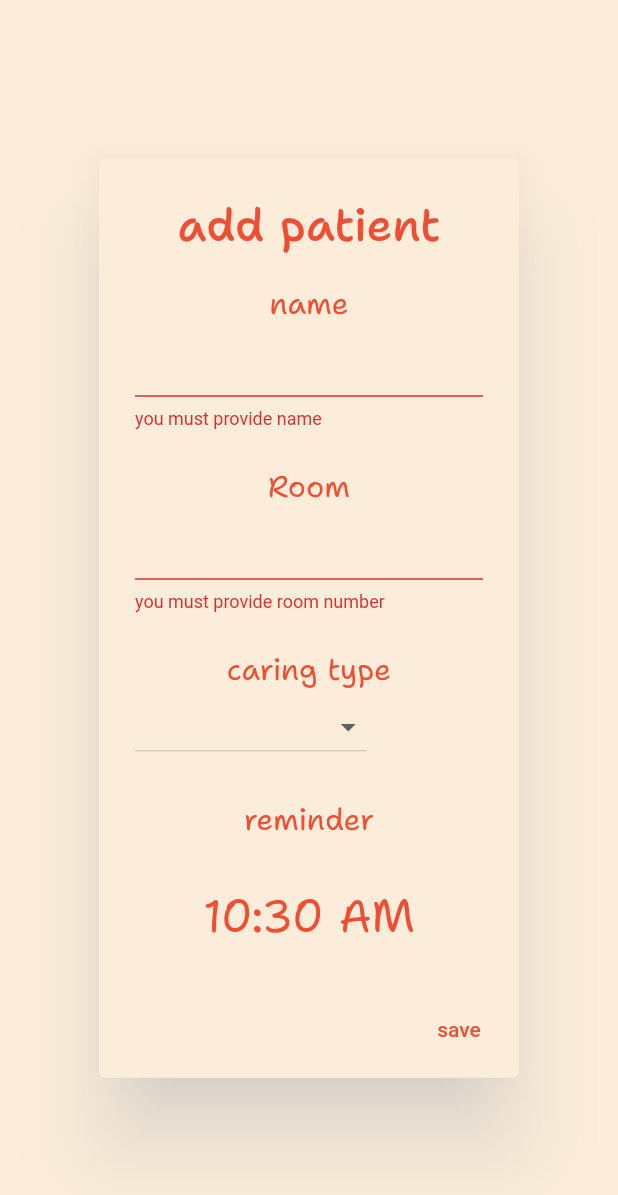
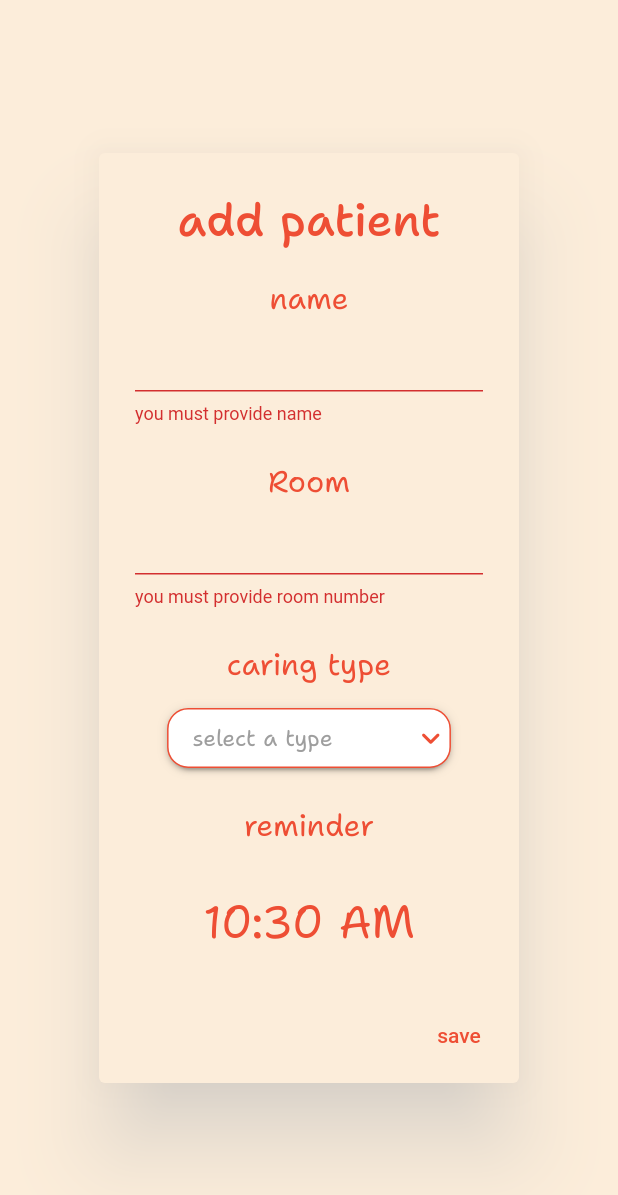
Before and after one commit to Hayan47/Nurse-App, a Flutter app: the AddPatient widget shown alone on an empty page, opened directly, on a phone screen of 412 x 824 dp. Shown: the top 1195 px of the screen. Run offline on Flutter 3.47's test engine with Material 2 defaults, Android fonts, the phone set to English and light mode, and no system bars; drawn by our look-alikes of dropdown_button2; our stand-ins replace equatable, expandable_text, flutter_local_notifications, flutter_native_timezone, get, get_storage and 4 more; accounts and stored records are empty.

Commit message:
save theme + edit dropdown button

```diff
--- a/lib/sevices/localization.dart
+++ b/lib/sevices/localization.dart
@@ -28,7 +28,7 @@ class Localization extends Translations {
           'validate2': 'you must provide room number',
           'start': 'Start Adding Patients !',
           'room': 'Room',
-          'care': '@care',
+          'select': 'select a type',
         },
         'ar': {
           "welocme": "اهلا بك في تطبيق الممرض",
@@ -55,7 +55,7 @@ class Localization extends Translations {
           'validate2': 'يجب اضافة رقم غرفة',
           'start': 'ابدأ باضافة المرضى !',
           'room': 'غرفة',
-          'care': '@care',
+          'select': 'اختر نوعا',
         },
         'fr': {
           "welocme": "bienvenue dans application infirmiere",
@@ -82,7 +82,7 @@ class Localization extends Translations {
           'validate2': 'vous devez fournir le numéro de chambre',
           'start': 'Commencez à ajouter des patients !',
           'room': 'Chambre',
-          'care': '@care',
+          'select': 'selectionnez un type',
         }
       };
 }
--- a/lib/sevices/notifications.dart
+++ b/lib/sevices/notifications.dart
@@ -50,7 +50,7 @@ class Notifications {
     print(currentTimeZone);
 
     //reoeat every day
-    tz.TZDateTime _nextInstanceOfReminder() {
+    tz.TZDateTime nextInstanceOfReminder() {
       final tz.TZDateTime now = tz.TZDateTime.now(tz.local);
 
       tz.TZDateTime scheduledDate = tz.TZDateTime(
@@ -73,7 +73,7 @@ class Notifications {
         id,
         title,
         body,
-        _nextInstanceOfReminder(),
+        nextInstanceOfReminder(),
         await notificationDetails(),
         androidAllowWhileIdle: true,
         uiLocalNotificationDateInterpretation:
@@ -81,7 +81,7 @@ class Notifications {
         matchDateTimeComponents: DateTimeComponents.time,
       );
     } catch (e) {
-      print('EROOOOOOOOOOOOR' + e.toString());
+      print('ERROR' + e.toString());
     }
   }
 
--- a/lib/sevices/themes.dart
+++ b/lib/sevices/themes.dart
@@ -1,14 +1,18 @@
 import 'package:flutter/material.dart';
+import 'package:get_storage/get_storage.dart';
 
 CustomTheme currentTheme = CustomTheme();
 
 class CustomTheme with ChangeNotifier {
   static bool isDarkTheme = false;
 
-  ThemeMode get currentTheme => isDarkTheme ? ThemeMode.dark : ThemeMode.light;
+  ThemeMode get currentTheme => (GetStorage().read('isDarkTheme') == 'true')
+      ? ThemeMode.dark
+      : ThemeMode.light;
 
   void toggleTheme() {
     isDarkTheme = !isDarkTheme;
+    GetStorage().write('isDarkTheme', '$isDarkTheme');
     notifyListeners();
   }
 
--- a/lib/view/add_patient.dart
+++ b/lib/view/add_patient.dart
@@ -1,3 +1,4 @@
+import 'package:dropdown_button2/dropdown_button2.dart';
 import 'package:flutter/material.dart';
 import 'package:get/get.dart';
 import 'package:getx/model/patient.dart';
@@ -97,16 +98,20 @@ class _AddPatientState extends State<AddPatient> {
                     fontSize: 20,
                     color: Color(0xffEE4E34)),
               ),
-              Row(
-                children: [
-                  DropdownButton<KeyValueRecordType>(
-                    borderRadius: BorderRadius.circular(20),
+              const SizedBox(height: 15),
+              DropdownButtonHideUnderline(
+                child: DropdownButton2<KeyValueRecordType>(
+                  hint: Text(
+                    'select'.tr,
+                    textAlign: TextAlign.center,
+                    style: const TextStyle(
+                      color: Colors.grey,
+                    ),
+                  ),
                   style: const TextStyle(
                       fontFamily: 'Shantell',
                       fontSize: 15,
                       color: Color(0xffEE4E34)),
-                    elevation: 0,
-                    dropdownColor: Theme.of(context).cardColor,
                   value: dropdownValue,
                   items: c.caringType
                       .map<DropdownMenuItem<KeyValueRecordType>>(
@@ -121,8 +126,45 @@ class _AddPatientState extends State<AddPatient> {
                       print(newValue);
                     });
                   },
-                  )
-                ],
+
+                  //button style
+                  buttonStyleData: ButtonStyleData(
+                    height: 40,
+                    elevation: 2,
+                    // padding: const EdgeInsets.symmetric(horizontal: 14),
+                    decoration: BoxDecoration(
+                      color: Theme.of(context).cardColor,
+                      borderRadius: BorderRadius.circular(14),
+                      border: Border.all(
+                        color: const Color(0xffEE4E34),
+                      ),
+                    ),
+                  ),
+
+                  //icon style
+                  iconStyleData: const IconStyleData(
+                    icon: Icon(
+                      Icons.keyboard_arrow_down_rounded,
+                      color: Color(0xffEE4E34),
+                      size: 25,
+                    ),
+                  ),
+
+                  //dropdown style
+                  dropdownStyleData: DropdownStyleData(
+                    maxHeight: 300,
+                    decoration: BoxDecoration(
+                      borderRadius: BorderRadius.circular(10),
+                      color: Theme.of(context).cardColor,
+                    ),
+                    offset: const Offset(0, 30),
+                    scrollbarTheme: ScrollbarThemeData(
+                      radius: const Radius.circular(40),
+                      thickness: MaterialStateProperty.all(6),
+                      thumbColor: MaterialStateProperty.all(Color(0xffEE4E34)),
+                    ),
+                  ),
+                ),
               ),
               const SizedBox(height: 25),
               Text(
@@ -169,7 +211,7 @@ class _AddPatientState extends State<AddPatient> {
                         id: 1,
                         title: patient.caringType,
                         body:
-                            '${c.nameController.text} (Room ${c.roomController.text})',
+                            '${c.nameController.text} (Room ${c.roomController.text}) ${_timeOfDay.hour} : ${_timeOfDay.minute}',
                         dateTime: DateTime(
                           DateTime.now().year,
                           DateTime.now().month,
--- a/pubspec.yaml
+++ b/pubspec.yaml
@@ -29,7 +29,9 @@ environment:
 # versions available, run `flutter pub outdated`.
 dependencies:
   cupertino_icons: ^1.0.2
+  dropdown_button2: ^2.0.0
   equatable: ^2.0.5
+  expandable_text: ^2.3.0
   flutter:
     sdk: flutter
   flutter_local_notifications: ^13.0.0
```
Also changed, not shown: lib/view/patient_page.dart (+15 -23 lines), pubspec.lock. Lines whose indentation alone changed are shown as unchanged.
